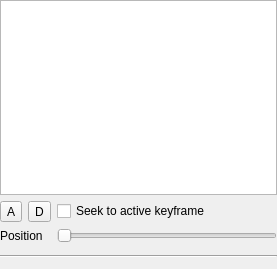
KDE/kdenlive, file src/widgets/keyframeeditor_ui.ui: the form before one commit.
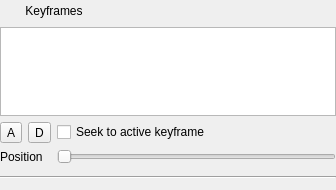
The form after the commit.

Commit message: Do not show the keyframe table if only one keyframe exists. Instead show a button to switch to the "keyframe mode"

```diff
--- a/src/widgets/keyframeeditor_ui.ui
+++ b/src/widgets/keyframeeditor_ui.ui
@@ -6,8 +6,8 @@
    <rect>
     <x>0</x>
     <y>0</y>
-    <width>277</width>
-    <height>269</height>
+    <width>336</width>
+    <height>190</height>
    </rect>
   </property>
   <layout class="QGridLayout" name="gridLayout">
@@ -20,7 +20,27 @@
    <property name="rightMargin">
     <number>0</number>
    </property>
-   <item row="0" column="0" colspan="3">
+   <item row="4" column="0" colspan="3">
+    <widget class="Line" name="line">
+     <property name="orientation">
+      <enum>Qt::Horizontal</enum>
+     </property>
+    </widget>
+   </item>
+   <item row="3" column="0" colspan="3">
+    <widget class="QFrame" name="param_sliders">
+     <property name="frameShape">
+      <enum>QFrame::NoFrame</enum>
+     </property>
+    </widget>
+   </item>
+   <item row="2" column="0" colspan="3">
+    <widget class="QWidget" name="widgetTable" native="true">
+     <layout class="QGridLayout" name="gridLayout_2">
+      <property name="margin">
+       <number>0</number>
+      </property>
+      <item row="3" column="0" colspan="3">
     <widget class="QTableWidget" name="keyframe_list">
      <property name="alternatingRowColors">
       <bool>true</bool>
@@ -40,21 +60,9 @@
      <attribute name="verticalHeaderHighlightSections">
       <bool>false</bool>
      </attribute>
-     <attribute name="verticalHeaderVisible">
-      <bool>true</bool>
-     </attribute>
-     <attribute name="horizontalHeaderStretchLastSection">
-      <bool>true</bool>
-     </attribute>
-     <attribute name="horizontalHeaderHighlightSections">
-      <bool>false</bool>
-     </attribute>
-     <attribute name="verticalHeaderHighlightSections">
-      <bool>false</bool>
-     </attribute>
-    </widget>
-   </item>
-   <item row="1" column="0">
+       </widget>
+      </item>
+      <item row="4" column="0">
     <widget class="QToolButton" name="button_add">
      <property name="text">
       <string>A</string>
@@ -64,49 +72,63 @@
      </property>
     </widget>
    </item>
-   <item row="1" column="1">
-    <widget class="QToolButton" name="button_delete">
-     <property name="text">
-      <string>D</string>
-     </property>
-     <property name="arrowType">
-      <enum>Qt::NoArrow</enum>
-     </property>
-    </widget>
-   </item>
-   <item row="1" column="2">
+      <item row="4" column="2">
     <widget class="QCheckBox" name="keyframe_seek">
      <property name="text">
       <string>Seek to active keyframe</string>
      </property>
     </widget>
    </item>
-   <item row="2" column="0" colspan="2">
+      <item row="5" column="0" colspan="2">
     <widget class="QLabel" name="label">
      <property name="text">
       <string>Position</string>
      </property>
     </widget>
    </item>
-   <item row="2" column="2">
+      <item row="5" column="2">
     <widget class="QSlider" name="keyframe_pos">
      <property name="orientation">
       <enum>Qt::Horizontal</enum>
      </property>
     </widget>
    </item>
-   <item row="4" column="0" colspan="3">
-    <widget class="Line" name="line">
-     <property name="orientation">
-      <enum>Qt::Horizontal</enum>
-     </property>
-    </widget>
-   </item>
-   <item row="3" column="0" colspan="3">
-    <widget class="QFrame" name="param_sliders">
-     <property name="frameShape">
-      <enum>QFrame::NoFrame</enum>
-     </property>
+      <item row="4" column="1">
+       <widget class="QToolButton" name="button_delete">
+        <property name="text">
+         <string>D</string>
+        </property>
+        <property name="arrowType">
+         <enum>Qt::NoArrow</enum>
+        </property>
+       </widget>
+      </item>
+     </layout>
+    </widget>
+   </item>
+   <item row="1" column="0">
+    <widget class="QWidget" name="widget" native="true">
+     <layout class="QGridLayout" name="gridLayout_3">
+      <property name="margin">
+       <number>0</number>
+      </property>
+      <item row="0" column="0">
+       <widget class="QToolButton" name="buttonKeyframes">
+        <property name="toolTip">
+         <string>Add keyframes</string>
+        </property>
+        <property name="text">
+         <string>Keyframes</string>
+        </property>
+        <property name="toolButtonStyle">
+         <enum>Qt::ToolButtonTextBesideIcon</enum>
+        </property>
+        <property name="autoRaise">
+         <bool>true</bool>
+        </property>
+       </widget>
+      </item>
+     </layout>
     </widget>
    </item>
   </layout>
```
Lines whose indentation alone changed are shown as unchanged. The commit also changes 2 other files.
